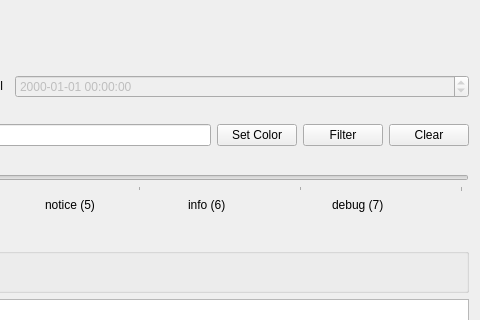
pentix/qjournalctl, file ui/showbootlog.ui: the form before one commit; both pictures show x 684 to 1164 and y 0 to 320 of the 1164 by 632 pixel window.
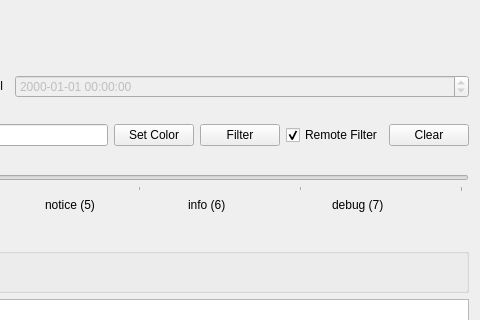
The form after the commit. Icons and pictures are not drawn.

Commit message: Adding the remote and local filtering feature

What changed in the file:
```diff
--- a/ui/showbootlog.ui
+++ b/ui/showbootlog.ui
@@ -263,6 +263,16 @@
          </property>
         </widget>
        </item>
+       <item>
+        <widget class="QCheckBox" name="remoteFilterCheckBox">
+         <property name="text">
+          <string>Remote Filter</string>
+         </property>
+         <property name="checked">
+          <bool>true</bool>
+         </property>
+        </widget>
+       </item>
        <item>
         <widget class="QPushButton" name="clearButton">
          <property name="focusPolicy">
```
The commit also changes 2 other files.
